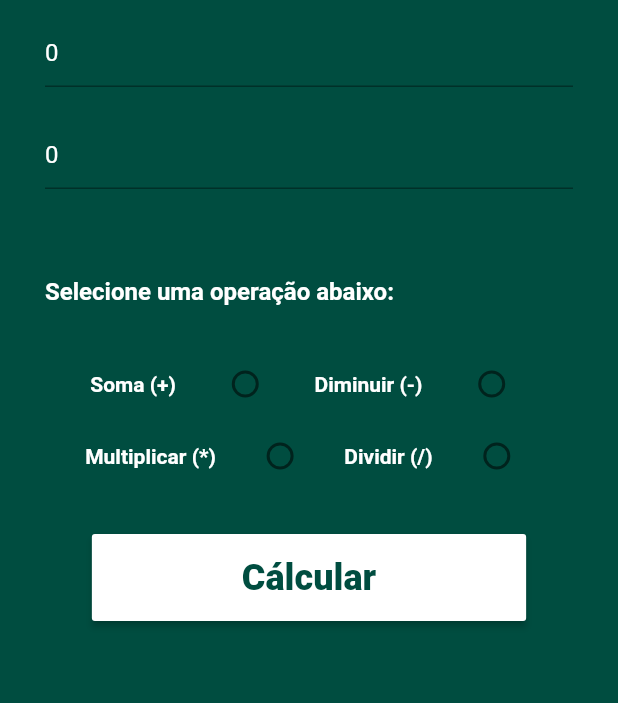
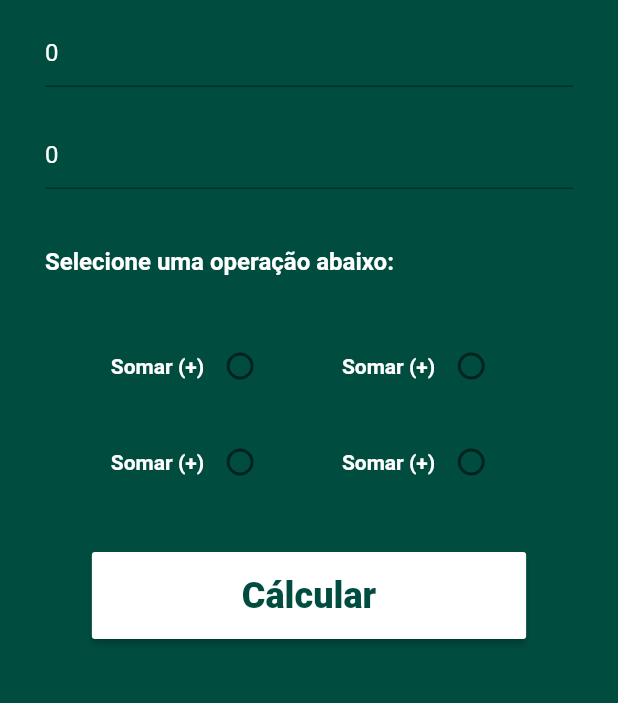
Before and after one commit to romeuporto/Calc, a Flutter app: the screen it shows after launch, on a phone screen of 412 x 824 dp, the part 296-999 px from its top. Run offline on Flutter 3.47's test engine with Material 2 defaults, Android fonts, the phone set to English and light mode, and no system bars.

Commit message:
improving code architecture

```diff
--- a/calc/lib/PageCalc.dart
+++ b/calc/lib/PageCalc.dart
@@ -1,8 +1,11 @@
 import 'package:calc/PageResult.dart';
-import 'package:flutter/cupertino.dart';
 import 'package:flutter/material.dart';
+import 'RadiosCalc.dart';
+class PageCalc extends StatefulWidget {
 
-class PageCalc extends StatefulWidget {
+  String resultIgual;
+  PageResult(this.resultIgual);
+
   @override
   _PageCalcState createState() => _PageCalcState();
 }
@@ -11,8 +14,12 @@ class _PageCalcState extends State<PageCalc> {
 
   final TextEditingController valor1 = TextEditingController(text:"0");
   final TextEditingController valor2 = TextEditingController(text: "0");
+
   String _exibirMsg = "";
-
+  void _limparCampos(){
+    valor1.text = "";
+    valor2.text = "";
+  }
 
   void _calcular(){
     double caixa1 = double.parse(valor1.text);
@@ -25,58 +32,6 @@ class _PageCalcState extends State<PageCalc> {
     }
     _limparCampos();
   }
-  void _limparCampos(){
-    valor1.text = "";
-    valor2.text = "";
-  }
-
-  var num1 = 0;
-  var num2 = 0;
-  var igual = 0;
-  var selectedRadio;
-
-  void calc(){
-    setState(() {
-      igual = valor1.text as int;
-      igual = valor2.text as int ;
-    });
-  }
-
-  String somar(){
-    setState(() {
-      num1 = int.parse(valor1.text);
-      num2 = int.parse(valor2.text);
-      igual = num1 + num2;
-    });
-    return "Resposta: $igual";
-  }
-
-  String dimi(){
-    setState(() {
-      num1 = int.parse(valor1.text);
-      num2 = int.parse(valor2.text);
-      igual = num1 - num2;
-    });
-    return "Resposta: $igual";
-  }
-  String multi(){
-    setState(() {
-      num1 = int.parse(valor1.text);
-      num2 = int.parse(valor2.text);
-      igual = num1 * num2;
-    });
-    return "Resposta: $igual";
-  }
-  String divi(){
-    setState(() {
-      num1 = int.parse(valor1.text);
-      num2 = int.parse(valor2.text);
-      igual = num1 ~/ num2;
-    });
-    print("Mensagem de erro");
-    return "Resposta: $igual";
-  }
-
 
   @override
   Widget build(BuildContext context) {
@@ -153,9 +108,7 @@ class _PageCalcState extends State<PageCalc> {
                   ),
                 ),
               ),
-              Padding(
-                padding: EdgeInsets.all(10),
-                child: Text(
+              Text(
                   _exibirMsg,
                   style: TextStyle(
                     color: Colors.red,
@@ -163,7 +116,6 @@ class _PageCalcState extends State<PageCalc> {
                     fontWeight: FontWeight.bold,
                   ),
                 ),
-              ),
               SizedBox(
                 height: 20,
               ),
@@ -189,90 +141,15 @@ class _PageCalcState extends State<PageCalc> {
                     Row(
                       mainAxisAlignment: MainAxisAlignment.spaceEvenly,
                       children: <Widget>[
-                        Text("Soma (+)",
-                          style: TextStyle(
-                            color: Colors.white,
-                            fontWeight: FontWeight.bold,
-                          ),
-                        ),
-                        Radio(
-                          activeColor: Colors.white,
-                          value: "+",
-                          groupValue: selectedRadio,
-                          onChanged:(var escolha) {
-                            somar();
-                            setState(() {
-                              selectedRadio = escolha;
-                              print("Resultado:" + escolha);
-                            });
-                          },
-                        ),
-                        Text("Diminuir (-)",
-                          style: TextStyle(
-                            color: Colors.white,
-                            fontWeight: FontWeight.bold,
-                          ),
-                        ),
-                        Radio(
-                          activeColor: Colors.white,
-                          value: "-",
-                          groupValue: selectedRadio,
-                          onChanged: (var escolha) {
-                            dimi();
-                            setState(() {
-                              setState(() {
-                                selectedRadio = escolha;
-                                print("Resultado:" + escolha);
-                              });
-                              }
-                            );
-                          },
-                        ),
+                        RadiosCalc(),
+                        RadiosCalc(),
                       ],
                     ),
                     Row(
                       mainAxisAlignment: MainAxisAlignment.spaceEvenly,
                       children: <Widget>[
-                        Text("Multiplicar (*)",
-                          style: TextStyle(
-                            color: Colors.white,
-                            fontWeight: FontWeight.bold,
-                          ),
-                        ),
-                        Radio(
-                          activeColor: Colors.white,
-                          value: "*",
-                          groupValue: selectedRadio,
-                          onChanged: (var escolha) {
-                            multi();
-                            setState(() {
-                              setState(() {
-                                selectedRadio = escolha;
-                                print("Resultado:" + escolha);
-                              });
-                            });
-                          },
-                        ),
-                        Text("Dividir (/)",
-                          style: TextStyle(
-                            color: Colors.white,
-                            fontWeight: FontWeight.bold,
-                          ),
-                        ),
-                        Radio(
-                          activeColor: Colors.white,
-                          value: "/",
-                          groupValue: selectedRadio,
-                          onChanged: (var escolha) {
-                            divi();
-                            setState(() {
-                              setState(() {
-                                selectedRadio = escolha;
-                                print("Resultado:" + escolha);
-                              });
-                            });
-                          },
-                        ),
+                        RadiosCalc(),
+                        RadiosCalc(),
                       ],
                     ),
                   ],
--- a/calc/lib/PageResult.dart
+++ b/calc/lib/PageResult.dart
@@ -5,7 +5,6 @@ class PageResult extends StatefulWidget {
 
   String calcResult;
   PageResult(this.calcResult);
-
 
   @override
   _PageResultState createState() => _PageResultState();
--- /dev/null
+++ b/calc/lib/RadiosCalc.dart
@@ -0,0 +1,91 @@
+import 'package:flutter/material.dart';
+import 'PageCalc.dart';
+
+class RadiosCalc extends StatefulWidget {
+  @override
+  _RadiosCalcState createState() => _RadiosCalcState();
+}
+
+class _RadiosCalcState extends State<RadiosCalc> {
+
+  final TextEditingController valor1 = TextEditingController(text:"0");
+  final TextEditingController valor2 = TextEditingController(text: "0");
+
+  var num1 = 0;
+  var num2 = 0;
+  var igual = 0;
+  var selectedRadio;
+
+  void calc(){
+    setState(() {
+      igual = valor1.text as int;
+      igual = valor2.text as int ;
+    });
+  }
+
+  String somar(){
+    setState(() {
+      num1 = int.parse(valor1.text);
+      num2 = int.parse(valor2.text);
+      igual = num1 + num2;
+    });
+    return "Resposta: $igual";
+  }
+  String dimi(){
+    setState(() {
+      num1 = int.parse(valor1.text);
+      num2 = int.parse(valor2.text);
+      igual = num1 - num2;
+    });
+    return "Resposta: $igual";
+  }
+  String multi(){
+    setState(() {
+      num1 = int.parse(valor1.text);
+      num2 = int.parse(valor2.text);
+      igual = num1 * num2;
+    });
+    return "Resposta: $igual";
+  }
+  String divi(){
+    setState(() {
+      num1 = int.parse(valor1.text);
+      num2 = int.parse(valor2.text);
+      igual = num1 ~/ num2;
+    });
+    return "Resposta: $igual";
+  }
+
+  @override
+  Widget build(BuildContext context) {
+    return ButtonBar(
+      children: <Widget>[
+        Row(
+          mainAxisAlignment: MainAxisAlignment.spaceEvenly,
+          children: <Widget>[
+            Text("Somar (+)",
+              style: TextStyle(
+              color: Colors.white,
+              fontWeight: FontWeight.bold,
+              ),
+            ),
+            Radio(
+              activeColor: Colors.white,
+              value: "+",
+              groupValue: selectedRadio,
+              onChanged: (var escolha) {
+                setState(() {
+                  somar();
+                  dimi();
+                  multi();
+                  divi();
+                  selectedRadio = escolha;
+                });
+              },
+            ),
+          ]
+        ),
+      ]
+    );
+  }
+}
```
